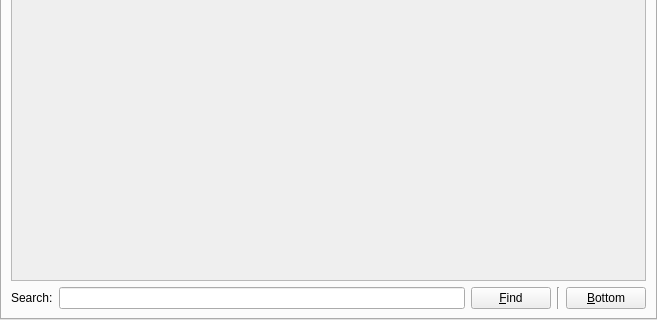
The window that launcher/ui/pages/instance/OtherLogsPage.ui (FreesmTeam/FreesmLauncher) describes before a commit, drawn with Qt 5; both pictures show x 0 to 657 and y 218 to 538 of the 657 by 538 pixel window.
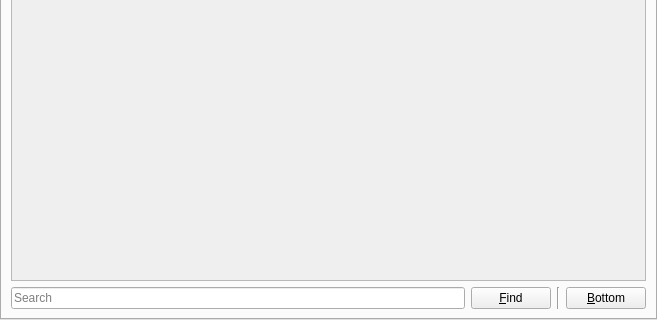
The same window after the commit. Custom widgets are drawn as their Qt base class.

Commit message: Make search bars consistent

Patch:
```diff
--- a/launcher/ui/pages/instance/OtherLogsPage.ui
+++ b/launcher/ui/pages/instance/OtherLogsPage.ui
@@ -33,18 +33,14 @@
        <string notr="true">Tab 1</string>
       </attribute>
       <layout class="QGridLayout" name="gridLayout_2">
-       <item row="2" column="0">
-        <widget class="QLabel" name="label">
-         <property name="text">
-          <string>Search:</string>
-         </property>
-        </widget>
-       </item>
-       <item row="2" column="1">
-        <widget class="QLineEdit" name="searchBar"/>
-       </item>
        <item row="2" column="2">
         <widget class="QPushButton" name="findButton">
+         <property name="sizePolicy">
+          <sizepolicy hsizetype="Maximum" vsizetype="Fixed">
+           <horstretch>0</horstretch>
+           <verstretch>0</verstretch>
+          </sizepolicy>
+         </property>
          <property name="text">
           <string>&amp;Find</string>
          </property>
@@ -59,6 +55,12 @@
        </item>
        <item row="2" column="4">
         <widget class="QPushButton" name="btnBottom">
+         <property name="sizePolicy">
+          <sizepolicy hsizetype="Maximum" vsizetype="Fixed">
+           <horstretch>0</horstretch>
+           <verstretch>0</verstretch>
+          </sizepolicy>
+         </property>
          <property name="toolTip">
           <string>Scroll all the way to bottom</string>
          </property>
@@ -204,6 +206,13 @@
          </item>
         </layout>
        </item>
+       <item row="2" column="0" colspan="2">
+        <widget class="QLineEdit" name="searchBar">
+         <property name="placeholderText">
+          <string>Search</string>
+         </property>
+        </widget>
+       </item>
       </layout>
      </widget>
     </widget>
```
The commit also changes 3 other files.
